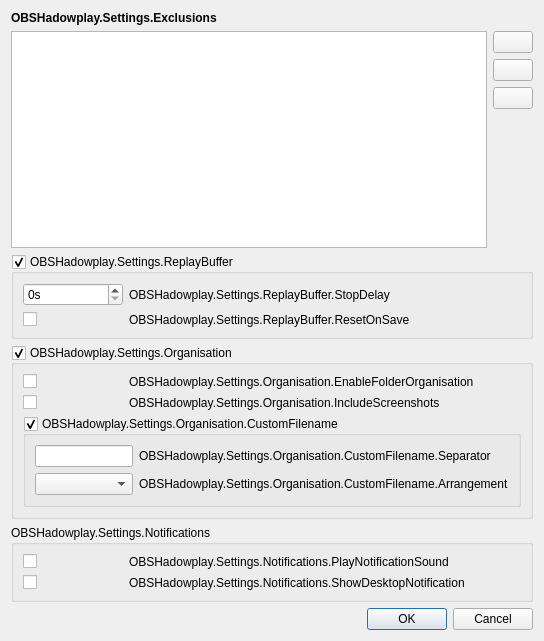
Old version of the form src/ui/SettingsDialog.ui in the repository EZ64cool/obs-hadowplay.
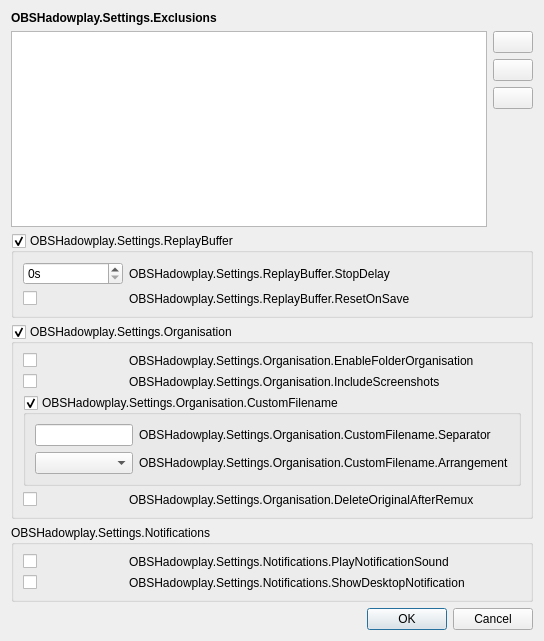
New version of the form.

Commit message: Fix organisation breaking "Automatically remux to MP4" and make notifications clickable

Diff of the .ui file:
```diff
--- a/src/ui/SettingsDialog.ui
+++ b/src/ui/SettingsDialog.ui
@@ -252,6 +252,23 @@
         </layout>
        </widget>
       </item>
+      <item row="3" column="0">
+       <widget class="QCheckBox" name="delete_remux_original_checkbox">
+        <property name="text">
+         <string/>
+        </property>
+       </widget>
+      </item>
+      <item row="3" column="1">
+       <widget class="QLabel" name="label_delete_remux_original">
+        <property name="text">
+         <string>OBSHadowplay.Settings.Organisation.DeleteOriginalAfterRemux</string>
+        </property>
+        <property name="wordWrap">
+         <bool>true</bool>
+        </property>
+       </widget>
+      </item>
       <item row="1" column="0">
        <widget class="QCheckBox" name="include_screenshots_checkbox">
         <property name="text">
```
The commit also changes 8 other files.
